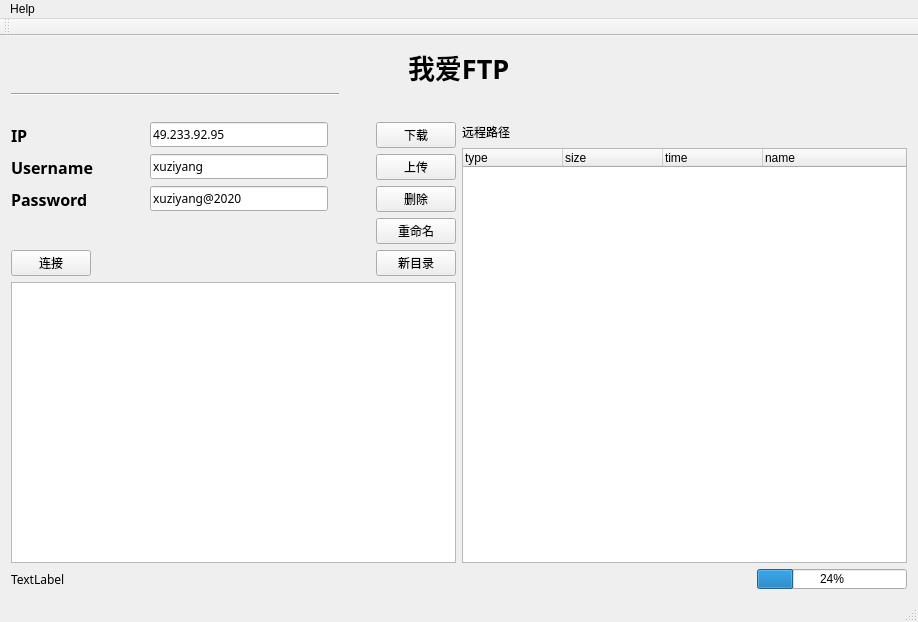
FelliYang/FTPClient, file ftpclient.ui: the form before one commit.
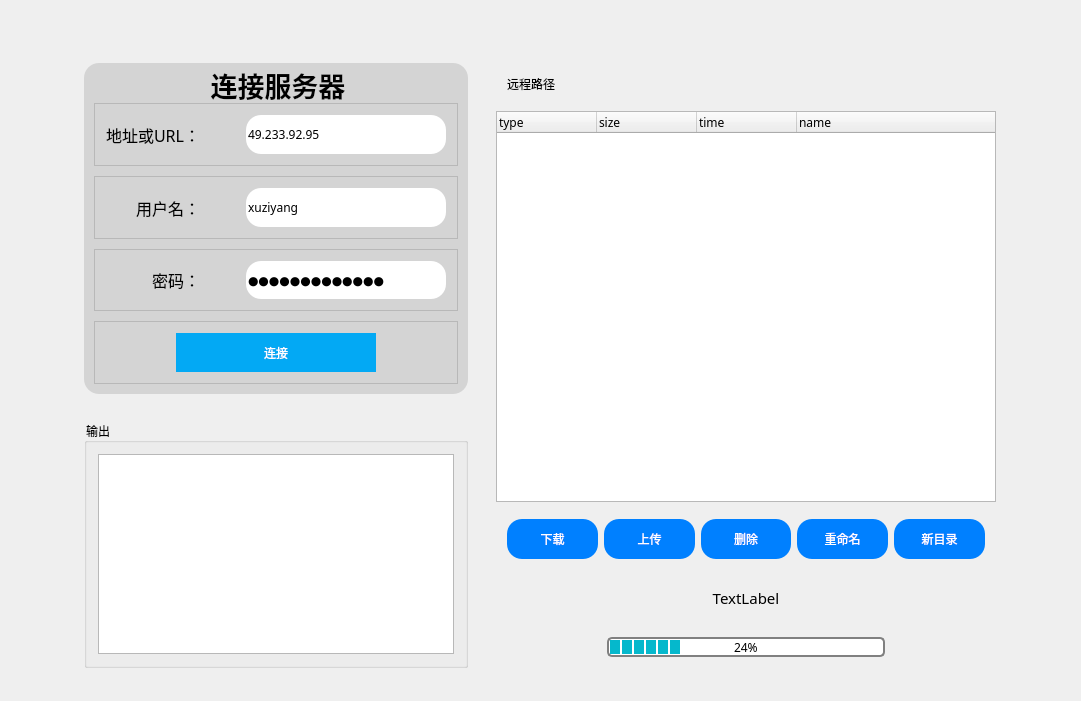
The form after the commit.

The edit to the form file:
```diff
--- a/ftpclient.ui
+++ b/ftpclient.ui
@@ -9,79 +9,117 @@
    <rect>
     <x>0</x>
     <y>0</y>
-    <width>918</width>
-    <height>622</height>
+    <width>1081</width>
+    <height>701</height>
    </rect>
   </property>
   <property name="windowTitle">
    <string>ftpClient</string>
   </property>
   <widget class="QWidget" name="centralWidget">
+   <property name="styleSheet">
+    <string notr="true">*{
+	font-family: Microsoft YaHei;
+}</string>
+   </property>
    <layout class="QVBoxLayout" name="verticalLayout_3">
     <item>
-     <layout class="QHBoxLayout" name="horizontalLayout_8">
-      <item>
-       <spacer name="horizontalSpacer_11">
+     <spacer name="verticalSpacer">
         <property name="orientation">
-         <enum>Qt::Horizontal</enum>
+       <enum>Qt::Vertical</enum>
+      </property>
+      <property name="sizeType">
+       <enum>QSizePolicy::Fixed</enum>
         </property>
         <property name="sizeHint" stdset="0">
          <size>
-          <width>40</width>
-          <height>20</height>
+        <width>20</width>
+        <height>30</height>
          </size>
         </property>
        </spacer>
       </item>
-      <item>
-       <widget class="QLabel" name="title">
+    <item alignment="Qt::AlignHCenter">
+     <widget class="QWidget" name="widget_main" native="true">
+      <property name="sizePolicy">
+       <sizepolicy hsizetype="Preferred" vsizetype="Preferred">
+        <horstretch>0</horstretch>
+        <verstretch>0</verstretch>
+       </sizepolicy>
+      </property>
+      <layout class="QHBoxLayout" name="horizontalLayout_13">
+       <item alignment="Qt::AlignHCenter">
+        <widget class="QWidget" name="widget_left" native="true">
+         <property name="sizePolicy">
+          <sizepolicy hsizetype="Fixed" vsizetype="Preferred">
+           <horstretch>0</horstretch>
+           <verstretch>0</verstretch>
+          </sizepolicy>
+         </property>
+         <layout class="QVBoxLayout" name="verticalLayout_5">
+          <item alignment="Qt::AlignHCenter">
+           <widget class="QGroupBox" name="groupBox_login">
+            <property name="sizePolicy">
+             <sizepolicy hsizetype="Preferred" vsizetype="Preferred">
+              <horstretch>0</horstretch>
+              <verstretch>0</verstretch>
+             </sizepolicy>
+            </property>
+            <property name="maximumSize">
+             <size>
+              <width>16777215</width>
+              <height>16777215</height>
+             </size>
+            </property>
         <property name="font">
          <font>
-          <family>微软雅黑</family>
+              <family>Microsoft YaHei</family>
           <pointsize>20</pointsize>
           <weight>75</weight>
+              <italic>false</italic>
           <bold>true</bold>
+              <underline>false</underline>
           <kerning>true</kerning>
          </font>
         </property>
-        <property name="text">
-         <string>我爱FTP</string>
-        </property>
-       </widget>
-      </item>
-      <item>
-       <spacer name="horizontalSpacer_12">
-        <property name="orientation">
-         <enum>Qt::Horizontal</enum>
-        </property>
-        <property name="sizeHint" stdset="0">
-         <size>
-          <width>40</width>
-          <height>20</height>
-         </size>
-        </property>
-       </spacer>
-      </item>
-     </layout>
-    </item>
-    <item>
-     <widget class="Line" name="line">
-      <property name="maximumSize">
-       <size>
-        <width>328</width>
-        <height>16777215</height>
-       </size>
-      </property>
-      <property name="layoutDirection">
-       <enum>Qt::LeftToRight</enum>
-      </property>
-      <property name="orientation">
-       <enum>Qt::Horizontal</enum>
-      </property>
-     </widget>
-    </item>
+            <property name="styleSheet">
+             <string notr="true">QGroupBox{
+	background: rgba(200,200,200,0.7);
+	border-radius:15px;
+}
+QPushButton{
+	background: #03a9f4;
+	color: #fff;
+	border-radius:20px;
+}
+QLineEdit{
+	border-radius:15px;
+}</string>
+            </property>
+            <property name="title">
+             <string>连接服务器</string>
+            </property>
+            <property name="alignment">
+             <set>Qt::AlignCenter</set>
+            </property>
+            <layout class="QVBoxLayout" name="verticalLayout_2">
+             <property name="spacing">
+              <number>10</number>
+             </property>
+             <property name="leftMargin">
+              <number>10</number>
+             </property>
+             <property name="topMargin">
+              <number>10</number>
+             </property>
+             <property name="rightMargin">
+              <number>10</number>
+             </property>
+             <property name="bottomMargin">
+              <number>10</number>
+             </property>
     <item>
-     <spacer name="verticalSpacer_2">
+              <spacer name="verticalSpacer_3">
       <property name="orientation">
        <enum>Qt::Vertical</enum>
       </property>
@@ -91,19 +129,28 @@
       <property name="sizeHint" stdset="0">
        <size>
         <width>20</width>
-        <height>20</height>
+                 <height>30</height>
        </size>
       </property>
      </spacer>
     </item>
     <item>
-     <layout class="QHBoxLayout" name="horizontalLayout_9">
-      <item>
-       <layout class="QVBoxLayout" name="verticalLayout">
-        <item>
-         <layout class="QHBoxLayout" name="horizontalLayout_3">
+              <widget class="QFrame" name="frame_5">
+               <property name="frameShape">
+                <enum>QFrame::StyledPanel</enum>
+               </property>
+               <property name="frameShadow">
+                <enum>QFrame::Raised</enum>
+               </property>
+               <layout class="QHBoxLayout" name="horizontalLayout_6">
           <item>
            <widget class="QLabel" name="ipLabel">
+                  <property name="sizePolicy">
+                   <sizepolicy hsizetype="Expanding" vsizetype="Preferred">
+                    <horstretch>0</horstretch>
+                    <verstretch>0</verstretch>
+                   </sizepolicy>
+                  </property>
             <property name="minimumSize">
              <size>
               <width>93</width>
@@ -112,14 +159,17 @@
             </property>
             <property name="font">
              <font>
-              <family>Agency FB</family>
+                    <family>Microsoft YaHei</family>
               <pointsize>12</pointsize>
-              <weight>75</weight>
-              <bold>true</bold>
+                    <weight>50</weight>
+                    <bold>false</bold>
              </font>
             </property>
             <property name="text">
-             <string>IP</string>
+                   <string>地址或URL：</string>
+                  </property>
+                  <property name="alignment">
+                   <set>Qt::AlignRight|Qt::AlignTrailing|Qt::AlignVCenter</set>
             </property>
            </widget>
           </item>
@@ -141,15 +191,27 @@
           </item>
           <item>
            <widget class="QLineEdit" name="ipEdit">
+                  <property name="sizePolicy">
+                   <sizepolicy hsizetype="Expanding" vsizetype="Expanding">
+                    <horstretch>0</horstretch>
+                    <verstretch>0</verstretch>
+                   </sizepolicy>
+                  </property>
             <property name="minimumSize">
              <size>
-              <width>178</width>
+                    <width>200</width>
               <height>0</height>
              </size>
             </property>
+                  <property name="maximumSize">
+                   <size>
+                    <width>200</width>
+                    <height>60</height>
+                   </size>
+                  </property>
             <property name="font">
              <font>
-              <family>Bahnschrift Light</family>
+                    <family>Microsoft YaHei</family>
               <weight>50</weight>
               <bold>false</bold>
              </font>
@@ -159,37 +221,32 @@
             </property>
            </widget>
           </item>
-          <item>
-           <spacer name="horizontalSpacer_3">
-            <property name="orientation">
-             <enum>Qt::Horizontal</enum>
-            </property>
-            <property name="sizeHint" stdset="0">
-             <size>
-              <width>40</width>
-              <height>20</height>
-             </size>
-            </property>
-           </spacer>
-          </item>
-          <item>
-           <widget class="QPushButton" name="downButton">
-            <property name="font">
-             <font>
-              <family>微软雅黑</family>
-             </font>
-            </property>
-            <property name="text">
-             <string>下载</string>
-            </property>
-           </widget>
-          </item>
-         </layout>
+               </layout>
+              </widget>
         </item>
         <item>
-         <layout class="QHBoxLayout" name="horizontalLayout_4">
+              <widget class="QFrame" name="frame_4">
+               <property name="sizePolicy">
+                <sizepolicy hsizetype="Preferred" vsizetype="Expanding">
+                 <horstretch>0</horstretch>
+                 <verstretch>0</verstretch>
+                </sizepolicy>
+               </property>
+               <property name="frameShape">
+                <enum>QFrame::StyledPanel</enum>
+               </property>
+               <property name="frameShadow">
+                <enum>QFrame::Raised</enum>
+               </property>
+               <layout class="QHBoxLayout" name="horizontalLayout_7">
           <item>
            <widget class="QLabel" name="userLabel">
+                  <property name="sizePolicy">
+                   <sizepolicy hsizetype="Expanding" vsizetype="Preferred">
+                    <horstretch>0</horstretch>
+                    <verstretch>0</verstretch>
+                   </sizepolicy>
+                  </property>
             <property name="minimumSize">
              <size>
               <width>93</width>
@@ -198,14 +255,17 @@
             </property>
             <property name="font">
              <font>
-              <family>Agency FB</family>
+                    <family>Microsoft YaHei</family>
               <pointsize>12</pointsize>
-              <weight>75</weight>
-              <bold>true</bold>
+                    <weight>50</weight>
+                    <bold>false</bold>
              </font>
             </property>
             <property name="text">
-             <string>Username</string>
+                   <string>用户名：</string>
+                  </property>
+                  <property name="alignment">
+                   <set>Qt::AlignRight|Qt::AlignTrailing|Qt::AlignVCenter</set>
             </property>
            </widget>
           </item>
@@ -229,13 +289,19 @@
            <widget class="QLineEdit" name="userEdit">
             <property name="minimumSize">
              <size>
-              <width>178</width>
+                    <width>200</width>
               <height>0</height>
              </size>
             </property>
+                  <property name="maximumSize">
+                   <size>
+                    <width>16777215</width>
+                    <height>40</height>
+                   </size>
+                  </property>
             <property name="font">
              <font>
-              <family>Bahnschrift Light</family>
+                    <family>Microsoft YaHei</family>
              </font>
             </property>
             <property name="text">
@@ -243,37 +309,26 @@
             </property>
            </widget>
           </item>
-          <item>
-           <spacer name="horizontalSpacer_4">
-            <property name="orientation">
-             <enum>Qt::Horizontal</enum>
-            </property>
-            <property name="sizeHint" stdset="0">
-             <size>
-              <width>40</width>
-              <height>20</height>
-             </size>
-            </property>
-           </spacer>
-          </item>
-          <item>
-           <widget class="QPushButton" name="upButton">
-            <property name="font">
-             <font>
-              <family>微软雅黑</family>
-             </font>
-            </property>
-            <property name="text">
-             <string>上传</string>
-            </property>
-           </widget>
-          </item>
-         </layout>
+               </layout>
+              </widget>
         </item>
         <item>
-         <layout class="QHBoxLayout" name="horizontalLayout_5">
+              <widget class="QFrame" name="frame_3">
+               <property name="frameShape">
+                <enum>QFrame::StyledPanel</enum>
+               </property>
+               <property name="frameShadow">
+                <enum>QFrame::Raised</enum>
+               </property>
+               <layout class="QHBoxLayout" name="horizontalLayout_9">
           <item>
            <widget class="QLabel" name="passLabel">
+                  <property name="sizePolicy">
+                   <sizepolicy hsizetype="Expanding" vsizetype="Preferred">
+                    <horstretch>0</horstretch>
+                    <verstretch>0</verstretch>
+                   </sizepolicy>
+                  </property>
             <property name="minimumSize">
              <size>
               <width>93</width>
@@ -282,14 +337,17 @@
             </property>
             <property name="font">
              <font>
-              <family>Agency FB</family>
+                    <family>Microsoft YaHei</family>
               <pointsize>12</pointsize>
-              <weight>75</weight>
-              <bold>true</bold>
+                    <weight>50</weight>
+                    <bold>false</bold>
              </font>
             </property>
             <property name="text">
-             <string>Password</string>
+                   <string>密码：</string>
+                  </property>
+                  <property name="alignment">
+                   <set>Qt::AlignRight|Qt::AlignTrailing|Qt::AlignVCenter</set>
             </property>
            </widget>
           </item>
@@ -311,140 +369,152 @@
           </item>
           <item>
            <widget class="QLineEdit" name="passEdit">
+                  <property name="sizePolicy">
+                   <sizepolicy hsizetype="Expanding" vsizetype="Expanding">
+                    <horstretch>0</horstretch>
+                    <verstretch>0</verstretch>
+                   </sizepolicy>
+                  </property>
             <property name="minimumSize">
              <size>
-              <width>178</width>
+                    <width>200</width>
               <height>0</height>
              </size>
             </property>
+                  <property name="maximumSize">
+                   <size>
+                    <width>16777215</width>
+                    <height>40</height>
+                   </size>
+                  </property>
             <property name="font">
              <font>
-              <family>Bahnschrift Light</family>
+                    <family>Microsoft YaHei</family>
              </font>
             </property>
             <property name="text">
              <string>xuziyang@2020</string>
             </property>
-           </widget>
-          </item>
-          <item>
-           <spacer name="horizontalSpacer_5">
-            <property name="orientation">
-             <enum>Qt::Horizontal</enum>
-            </property>
-            <property name="sizeHint" stdset="0">
-             <size>
-              <width>40</width>
-              <height>20</height>
-             </size>
-            </property>
-           </spacer>
-          </item>
-          <item>
-           <widget class="QPushButton" name="deleteButton">
-            <property name="font">
-             <font>
-              <family>微软雅黑</family>
-             </font>
-            </property>
-            <property name="text">
-             <string>删除</string>
-            </property>
+                  <property name="echoMode">
+                   <enum>QLineEdit::Password</enum>
+                  </property>
            </widget>
           </item>
          </layout>
+              </widget>
         </item>
         <item>
-         <layout class="QHBoxLayout" name="horizontalLayout_7">
-          <item>
-           <spacer name="horizontalSpacer_7">
-            <property name="orientation">
-             <enum>Qt::Horizontal</enum>
-            </property>
-            <property name="sizeHint" stdset="0">
-             <size>
-              <width>40</width>
-              <height>20</height>
-             </size>
-            </property>
-           </spacer>
-          </item>
-          <item>
-           <widget class="QPushButton" name="renameButton">
-            <property name="font">
-             <font>
-              <family>微软雅黑</family>
-             </font>
-            </property>
-            <property name="text">
-             <string>重命名</string>
-            </property>
-           </widget>
-          </item>
-         </layout>
-        </item>
-        <item>
-         <layout class="QHBoxLayout" name="horizontalLayout_6">
+              <widget class="QFrame" name="frame">
+               <property name="frameShape">
+                <enum>QFrame::StyledPanel</enum>
+               </property>
+               <property name="frameShadow">
+                <enum>QFrame::Raised</enum>
+               </property>
+               <layout class="QHBoxLayout" name="horizontalLayout_3">
           <item>
            <widget class="QPushButton" name="connectButton">
+                  <property name="sizePolicy">
+                   <sizepolicy hsizetype="Expanding" vsizetype="Expanding">
+                    <horstretch>0</horstretch>
+                    <verstretch>0</verstretch>
+                   </sizepolicy>
+                  </property>
+                  <property name="maximumSize">
+                   <size>
+                    <width>200</width>
+                    <height>40</height>
+                   </size>
+                  </property>
             <property name="font">
              <font>
-              <family>微软雅黑</family>
-             </font>
-            </property>
+                    <family>Microsoft YaHei</family>
+                   </font>
+                  </property>
+                  <property name="cursor">
+                   <cursorShape>PointingHandCursor</cursorShape>
+                  </property>
+                  <property name="styleSheet">
+                   <string notr="true"/>
+                  </property>
             <property name="text">
              <string>连接</string>
             </property>
            </widget>
           </item>
+               </layout>
+              </widget>
+             </item>
+            </layout>
+           </widget>
+          </item>
           <item>
-           <spacer name="horizontalSpacer_6">
+           <spacer name="verticalSpacer_2">
             <property name="orientation">
-             <enum>Qt::Horizontal</enum>
+             <enum>Qt::Vertical</enum>
+            </property>
+            <property name="sizeType">
+             <enum>QSizePolicy::Fixed</enum>
             </property>
             <property name="sizeHint" stdset="0">
              <size>
-              <width>40</width>
+              <width>20</width>
               <height>20</height>
              </size>
             </property>
            </spacer>
           </item>
           <item>
-           <widget class="QPushButton" name="newButton">
-            <property name="font">
-             <font>
-              <family>微软雅黑</family>
-             </font>
+           <widget class="QGroupBox" name="groupBox_output">
+            <property name="title">
+             <string>输出</string>
             </property>
-            <property name="text">
-             <string>新目录</string>
-            </property>
-           </widget>
-          </item>
-         </layout>
-        </item>
+            <layout class="QHBoxLayout" name="horizontalLayout_8">
         <item>
          <widget class="QTextEdit" name="infoEdit">
+               <property name="enabled">
+                <bool>true</bool>
+               </property>
+               <property name="sizePolicy">
+                <sizepolicy hsizetype="Expanding" vsizetype="Fixed">
+                 <horstretch>0</horstretch>
+                 <verstretch>0</verstretch>
+                </sizepolicy>
+               </property>
           <property name="minimumSize">
            <size>
             <width>0</width>
             <height>200</height>
            </size>
           </property>
+               <property name="maximumSize">
+                <size>
+                 <width>16777215</width>
+                 <height>200</height>
+                </size>
+               </property>
+               <property name="readOnly">
+                <bool>true</bool>
+               </property>
          </widget>
         </item>
        </layout>
-      </item>
+           </widget>
+          </item>
+         </layout>
+        </widget>
+       </item>
+       <item alignment="Qt::AlignHCenter">
+        <widget class="QWidget" name="widget_right" native="true">
+         <layout class="QVBoxLayout" name="verticalLayout">
       <item>
-       <layout class="QVBoxLayout" name="verticalLayout_2">
-        <item>
-         <layout class="QHBoxLayout" name="horizontalLayout">
+           <widget class="QWidget" name="widget_rmpath" native="true">
+            <layout class="QHBoxLayout" name="horizontalLayout_16">
           <item>
            <widget class="QLabel" name="label">
             <property name="font">
              <font>
-              <family>微软雅黑 Light</family>
+                 <family>Microsoft YaHei</family>
              </font>
             </property>
             <property name="text">
@@ -456,7 +526,7 @@
            <widget class="QLabel" name="remotePath">
             <property name="font">
              <font>
-              <family>Bahnschrift Light</family>
+                 <family>Microsoft YaHei</family>
              </font>
             </property>
             <property name="text">
@@ -478,6 +548,7 @@
            </spacer>
           </item>
          </layout>
+           </widget>
         </item>
         <item>
          <widget class="QTreeWidget" name="remoteFileTree">
@@ -509,34 +580,234 @@
           </column>
          </widget>
         </item>
-       </layout>
-      </item>
-     </layout>
+          <item>
+           <widget class="QWidget" name="widget_cmd" native="true">
+            <property name="styleSheet">
+             <string notr="true">QPushButton{
+	background: rgb(0,128,255);
+	color: #fff;
+	border-radius:15px;
+}</string>
+            </property>
+            <layout class="QHBoxLayout" name="horizontalLayout_14">
+             <item>
+              <widget class="QPushButton" name="downButton">
+               <property name="sizePolicy">
+                <sizepolicy hsizetype="Minimum" vsizetype="Fixed">
+                 <horstretch>0</horstretch>
+                 <verstretch>0</verstretch>
+                </sizepolicy>
+               </property>
+               <property name="minimumSize">
+                <size>
+                 <width>0</width>
+                 <height>40</height>
+                </size>
+               </property>
+               <property name="font">
+                <font>
+                 <family>Microsoft YaHei</family>
+                </font>
+               </property>
+               <property name="cursor">
+                <cursorShape>PointingHandCursor</cursorShape>
+               </property>
+               <property name="text">
+                <string>下载</string>
+               </property>
+              </widget>
+             </item>
+             <item>
+              <widget class="QPushButton" name="upButton">
+               <property name="minimumSize">
+                <size>
+                 <width>0</width>
+                 <height>40</height>
+                </size>
+               </property>
+               <property name="font">
+                <font>
+                 <family>Microsoft YaHei</family>
+                </font>
+               </property>
+               <property name="cursor">
+                <cursorShape>PointingHandCursor</cursorShape>
+               </property>
+               <property name="text">
+                <string>上传</string>
+               </property>
+              </widget>
     </item>
     <item>
-     <layout class="QHBoxLayout" name="horizontalLayout_10">
+              <widget class="QPushButton" name="deleteButton">
+               <property name="minimumSize">
+                <size>
+                 <width>0</width>
+                 <height>40</height>
+                </size>
+               </property>
+               <property name="font">
+                <font>
+                 <family>Microsoft YaHei</family>
+                </font>
+               </property>
+               <property name="cursor">
+                <cursorShape>PointingHandCursor</cursorShape>
+               </property>
+               <property name="text">
+                <string>删除</string>
+               </property>
+              </widget>
+             </item>
       <item>
+              <widget class="QPushButton" name="renameButton">
+               <property name="minimumSize">
+                <size>
+                 <width>0</width>
+                 <height>40</height>
+                </size>
+               </property>
+               <property name="font">
+                <font>
+                 <family>Microsoft YaHei</family>
+                </font>
+               </property>
+               <property name="cursor">
+                <cursorShape>PointingHandCursor</cursorShape>
+               </property>
+               <property name="text">
+                <string>重命名</string>
+               </property>
+              </widget>
+             </item>
+             <item>
+              <widget class="QPushButton" name="newButton">
+               <property name="minimumSize">
+                <size>
+                 <width>0</width>
+                 <height>40</height>
+                </size>
+               </property>
+               <property name="font">
+                <font>
+                 <family>Microsoft YaHei</family>
+                </font>
+               </property>
+               <property name="cursor">
+                <cursorShape>PointingHandCursor</cursorShape>
+               </property>
+               <property name="text">
+                <string>新目录</string>
+               </property>
+              </widget>
+             </item>
+            </layout>
+           </widget>
+          </item>
+          <item>
+           <widget class="QWidget" name="widget" native="true">
        <layout class="QHBoxLayout" name="horizontalLayout_2">
+             <item>
+              <spacer name="horizontalSpacer_4">
+               <property name="orientation">
+                <enum>Qt::Horizontal</enum>
+               </property>
+               <property name="sizeType">
+                <enum>QSizePolicy::Fixed</enum>
+               </property>
+               <property name="sizeHint" stdset="0">
+                <size>
+                 <width>100</width>
+                 <height>20</height>
+                </size>
+               </property>
+              </spacer>
+             </item>
         <item>
          <widget class="QLabel" name="status">
+               <property name="sizePolicy">
+                <sizepolicy hsizetype="Preferred" vsizetype="Preferred">
+                 <horstretch>0</horstretch>
+                 <verstretch>0</verstretch>
+                </sizepolicy>
+               </property>
+               <property name="maximumSize">
+                <size>
+                 <width>16777215</width>
+                 <height>16777215</height>
+                </size>
+               </property>
           <property name="font">
            <font>
-            <family>Bahnschrift Light</family>
-           </font>
-          </property>
+                 <family>SimSong</family>
+                 <pointsize>-1</pointsize>
+                </font>
+               </property>
+               <property name="styleSheet">
+                <string notr="true">*{
+	font-size: 15px;
+	font-family: SimSong;
+}</string>
+               </property>
           <property name="text">
            <string>TextLabel</string>
           </property>
-         </widget>
-        </item>
+               <property name="alignment">
+                <set>Qt::AlignCenter</set>
+               </property>
+              </widget>
+             </item>
+             <item>
+              <spacer name="horizontalSpacer_5">
+               <property name="orientation">
+                <enum>Qt::Horizontal</enum>
+               </property>
+               <property name="sizeType">
+                <enum>QSizePolicy::Fixed</enum>
+               </property>
+               <property name="sizeHint" stdset="0">
+                <size>
+                 <width>100</width>
+                 <height>20</height>
+                </size>
+               </property>
+              </spacer>
+             </item>
+            </layout>
+           </widget>
+          </item>
+          <item>
+           <widget class="QWidget" name="widget_status" native="true">
+            <property name="sizePolicy">
+             <sizepolicy hsizetype="Expanding" vsizetype="Preferred">
+              <horstretch>0</horstretch>
+              <verstretch>0</verstretch>
+             </sizepolicy>
+            </property>
+            <property name="minimumSize">
+             <size>
+              <width>500</width>
+              <height>0</height>
+             </size>
+            </property>
+            <property name="maximumSize">
+             <size>
+              <width>498</width>
+              <height>16777215</height>
+             </size>
+            </property>
+            <layout class="QHBoxLayout" name="horizontalLayout_17">
         <item>
          <spacer name="horizontalSpacer_2">
           <property name="orientation">
            <enum>Qt::Horizontal</enum>
           </property>
+               <property name="sizeType">
+                <enum>QSizePolicy::Fixed</enum>
+               </property>
           <property name="sizeHint" stdset="0">
            <size>
-            <width>40</width>
+                 <width>100</width>
             <height>20</height>
            </size>
           </property>
@@ -547,12 +818,32 @@
           <property name="enabled">
            <bool>true</bool>
           </property>
+               <property name="sizePolicy">
+                <sizepolicy hsizetype="Fixed" vsizetype="Fixed">
+                 <horstretch>0</horstretch>
+                 <verstretch>0</verstretch>
+                </sizepolicy>
+               </property>
           <property name="maximumSize">
            <size>
-            <width>150</width>
+                 <width>300</width>
             <height>20</height>
            </size>
           </property>
+               <property name="styleSheet">
+                <string notr="true">QProgressBar {
+	
+    border: 2px solid grey;
+    border-radius: 5px;
+	text-align: center;
+}
+
+QProgressBar::chunk {
+    background-color: #05B8CC;
+    width: 10px;
+	margin: 0.5px;
+}</string>
+               </property>
           <property name="value">
            <number>24</number>
           </property>
@@ -561,37 +852,33 @@
           </property>
          </widget>
         </item>
-       </layout>
-      </item>
-     </layout>
+             <item>
+              <spacer name="horizontalSpacer_3">
+               <property name="orientation">
+                <enum>Qt::Horizontal</enum>
+               </property>
+               <property name="sizeType">
+                <enum>QSizePolicy::Fixed</enum>
+               </property>
+               <property name="sizeHint" stdset="0">
+                <size>
+                 <width>100</width>
+                 <height>20</height>
+                </size>
+               </property>
+              </spacer>
+             </item>
+            </layout>
+           </widget>
+          </item>
+         </layout>
+        </widget>
     </item>
    </layout>
   </widget>
-  <widget class="QMenuBar" name="menuBar">
-   <property name="geometry">
-    <rect>
-     <x>0</x>
-     <y>0</y>
-     <width>918</width>
-     <height>26</height>
-    </rect>
-   </property>
-   <widget class="QMenu" name="menuHelp">
-    <property name="title">
-     <string>Help</string>
-    </property>
-   </widget>
-   <addaction name="menuHelp"/>
-  </widget>
-  <widget class="QToolBar" name="mainToolBar">
-   <attribute name="toolBarArea">
-    <enum>TopToolBarArea</enum>
-   </attribute>
-   <attribute name="toolBarBreak">
-    <bool>false</bool>
-   </attribute>
-  </widget>
-  <widget class="QStatusBar" name="statusBar"/>
+    </item>
+   </layout>
+  </widget>
  </widget>
  <layoutdefault spacing="6" margin="11"/>
  <resources/>
```
Lines whose indentation alone changed are shown as unchanged.
